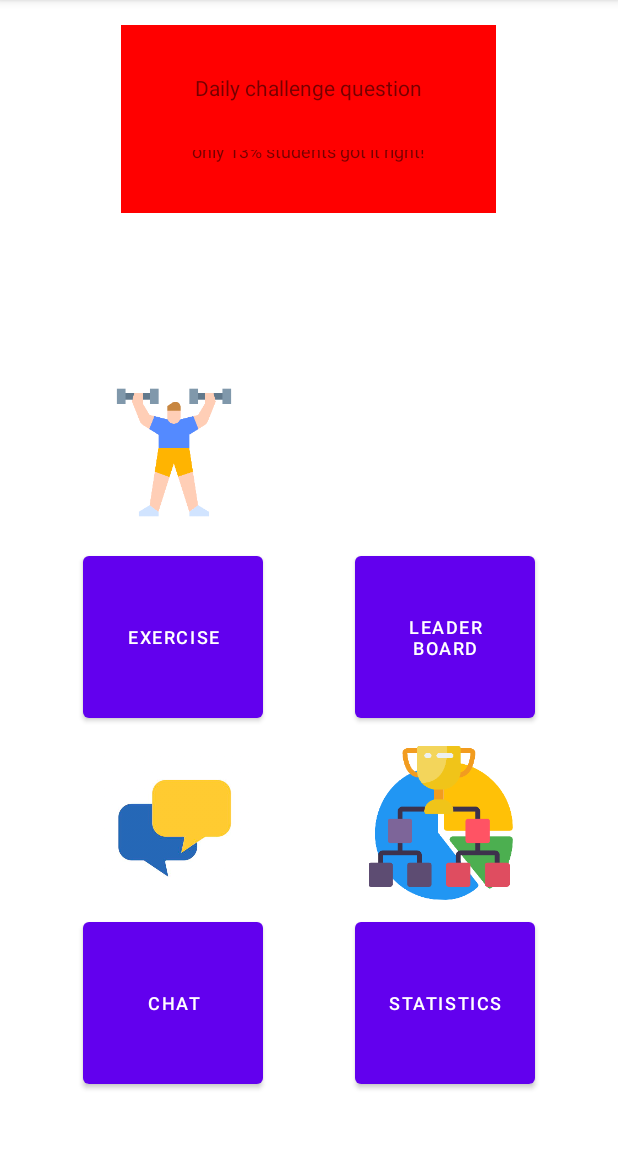
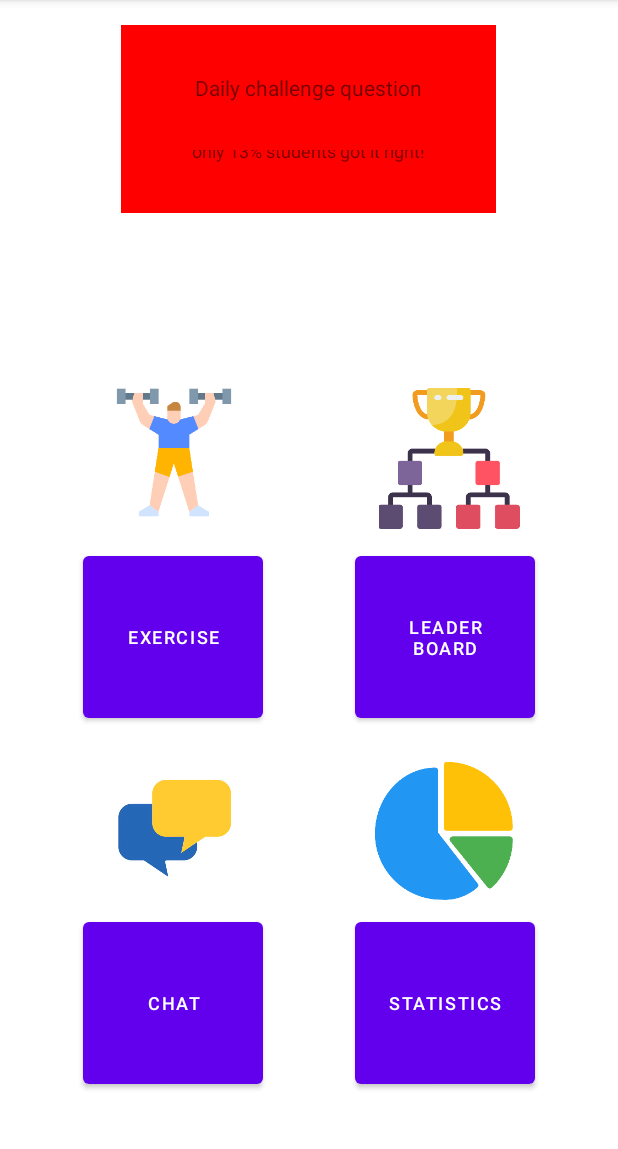
Before and after one commit to Marco0822/physics-app, an Android app: the screen it shows after launch (MainActivity), on a phone screen of 412 x 824 dp, the part 84-1233 px from its top. Run offline under Robolectric (Android 15) with nearby library versions, the phone set to English and light mode, and no system bars.

Commit message:
2/12 update

```diff
--- a/app/src/main/res/layout/activity_main.xml
+++ b/app/src/main/res/layout/activity_main.xml
@@ -135,10 +135,10 @@
         android:layout_height="94dp"
         app:layout_constraintBottom_toTopOf="@+id/chat_button"
         app:layout_constraintEnd_toEndOf="parent"
-        app:layout_constraintHorizontal_bias="0.789"
+        app:layout_constraintHorizontal_bias="0.812"
         app:layout_constraintStart_toStartOf="parent"
         app:layout_constraintTop_toTopOf="parent"
-        app:layout_constraintVertical_bias="0.966"
+        app:layout_constraintVertical_bias="0.502"
         app:srcCompat="@drawable/trophy" />
 
 </androidx.constraintlayout.widget.ConstraintLayout>
```
Also changed, not shown: app/src/main/java/com/example/test1/load1.kt (+10 -1 lines).
